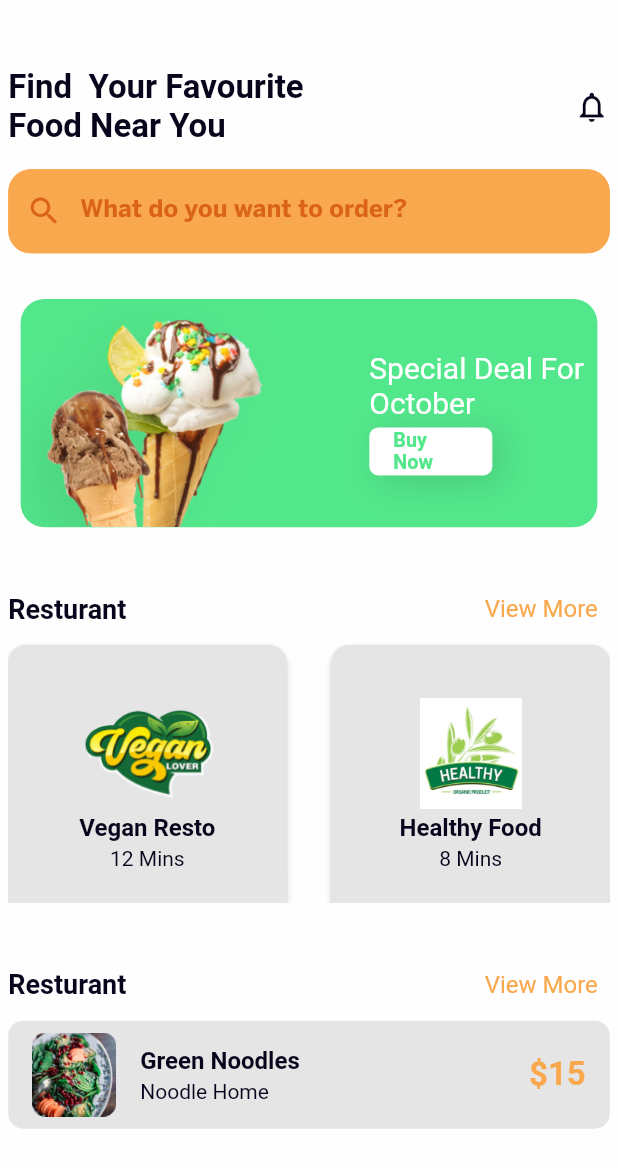
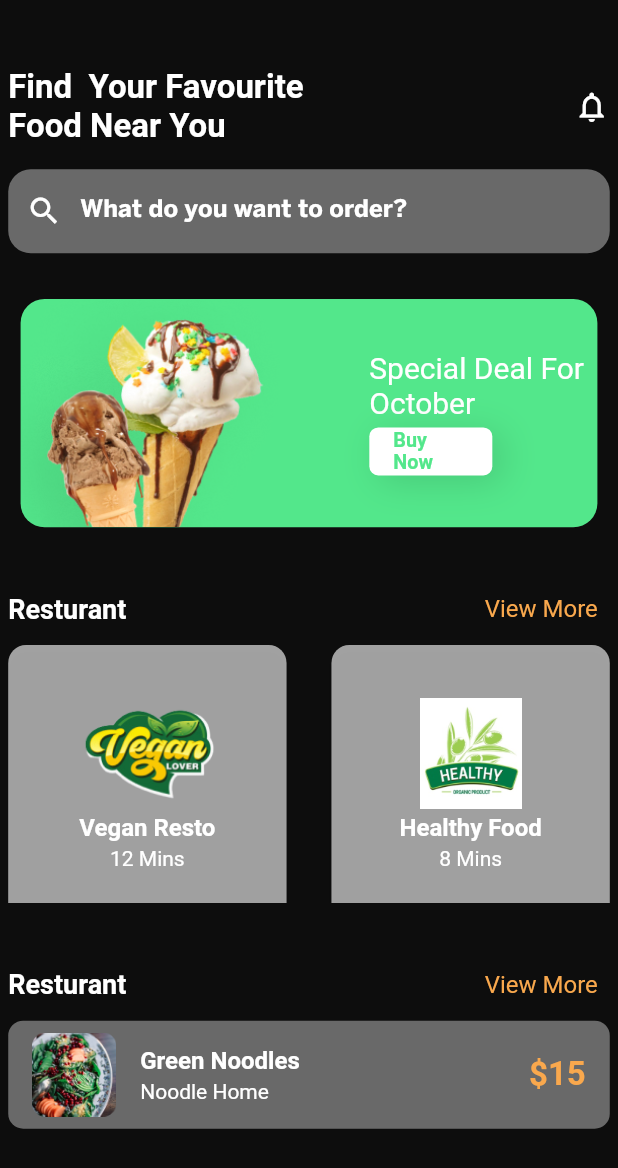
Before and after one commit to sublime247/food_delivery, a Flutter app: the HomeTab screen opened directly, on a phone screen of 412 x 824 dp. Shown: the top 1168 px of the screen. Run offline on Flutter 3.47's test engine with Material 2 defaults, Android fonts, the phone set to English and light mode, and no system bars; our stand-ins replace equatable, firebase_core, flutter_riverpod, flutter_screenutil, fpdart, go_router and 2 more; accounts and stored records are empty; Roboto replaces fonts that are missing (Montserrat).

Commit message:
done with home

```diff
--- a/lib/cores/navigator/app_routes.dart
+++ b/lib/cores/navigator/app_routes.dart
@@ -1,5 +1,5 @@
 import 'package:food_delivery/cores/navigator/navigator.dart';
-import 'package:food_delivery/features/home/presentation/view/home_page.dart';
+// import 'package:food_delivery/features/home/presentation/view/home_page.dart';
 import 'package:food_delivery/features/onboarding/presentation/views/onboard_screen_1.dart';
 import 'package:food_delivery/features/onboarding/presentation/views/onboard_screen_2.dart';
 import 'package:food_delivery/features/splash/splash.dart';
--- a/lib/cores/theme/theme_mode_selector.dart
+++ b/lib/cores/theme/theme_mode_selector.dart
@@ -4,7 +4,7 @@ import 'package:flutter/scheduler.dart';
 class ThemeModeSelector {
   ThemeModeSelector._();
 
-  static final ValueNotifier<ThemeMode> _mode = ValueNotifier(ThemeMode.light);
+  static final ValueNotifier<ThemeMode> _mode = ValueNotifier(ThemeMode.dark);
 
   static ValueNotifier<ThemeMode> get mode => _mode;
 
```
